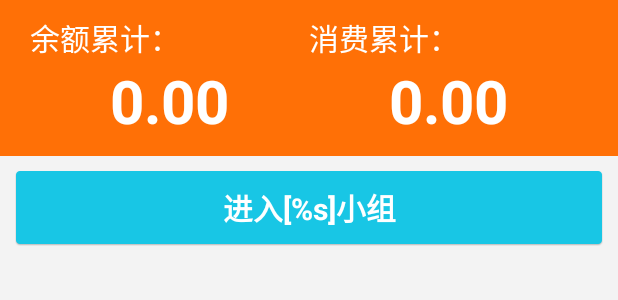
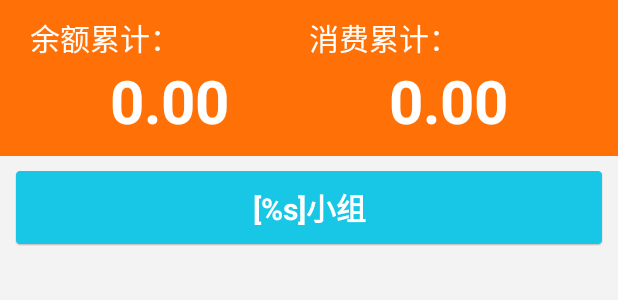
Before and after one commit to tonnyskk/Aiur, an Android app: the layout activity_main.xml on its own in the app's theme, with its tools: preview values and no code run, on a phone screen of 412 x 824 dp. Shown: the top 300 px of the screen. Run offline under Robolectric (Android 15) with nearby library versions, the phone set to English and light mode, and no system bars.

Commit message:
source update

```diff
--- a/app/src/main/java/com/origin/aiur/utils/AppUtils.java
+++ b/app/src/main/java/com/origin/aiur/utils/AppUtils.java
@@ -173,6 +173,8 @@ public class AppUtils {
                 return R.string.error_msg_4010;
             case 4011:
                 return R.string.error_msg_4011;
+            case 4012:
+                return R.string.error_msg_4012;
         }
         return R.string.error_msg;
     }
--- a/app/src/main/res/values/strings.xml
+++ b/app/src/main/res/values/strings.xml
@@ -27,7 +27,7 @@
     <!-- Main page -->
     <string name="main_title_balance">余额累计：</string>
     <string name="main_title_cost">消费累计：</string>
-    <string name="main_group_select">进入[%s]小组</string>
+    <string name="main_group_select">[%s]小组</string>
     <string name="main_group_change">其他</string>
     <string name="main_group_create">创建小组</string>
     <string name="main_group_join">加入小组</string>
@@ -78,6 +78,7 @@
     <string name="error_msg_4009">创建账号失败，请稍后重试！</string>
     <string name="error_msg_4010">请输入小组名称！</string>
     <string name="error_msg_4011">未查询到相关小组信息，请输入其他关键字查询。</string>
+    <string name="error_msg_4012">该小组已存在，请重新设置小组名称！</string>
 
 
     <string name="tagSearchGroupListJoinButton">TagSearchGroupListJoinButton</string>
```
